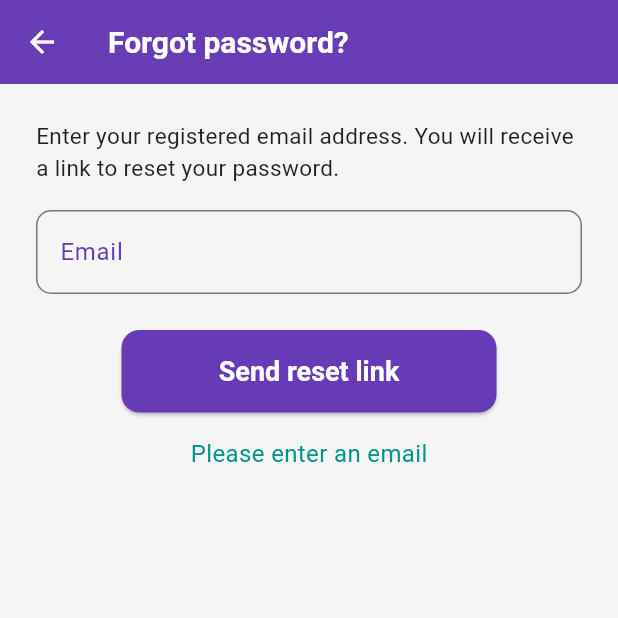
After one commit to Quinten1995/atyourservice, a Flutter app: the PasswortVergessenScreen screen opened directly, after a tap on "Send reset link", on a phone screen of 412 x 824 dp, the top half of it. The commit adds this screen. Run offline on Flutter 3.47's test engine with Material 3 defaults, Android fonts, the light colour scheme and no system bars; our stand-ins replace flutter_rating_bar, google_fonts, image_picker, in_app_purchase, pdf, printing and 1 more; accounts and stored records are empty; network calls fail.

Commit message:
Add Passwort-vergessen-Flow und neuen Passwort-Reset-Screen (Kunde & DL). UI vereinheitlicht, i18n angepasst.

```diff
--- a/lib/l10n/ap_nl.arb
+++ b/lib/l10n/ap_nl.arb
@@ -325,7 +325,13 @@
   "filterAlle": "Alles",
 "filterOffen": "Open",
 "filterLaufend": "Lopend",
-"filterAbgeschlossen": "Afgerond"
+"filterAbgeschlossen": "Afgerond",
+"forgotPasswordButton": "Wachtwoord vergeten?",
+"forgotPasswordInfo": "Voer je geregistreerde e-mailadres in. Je ontvangt een link om je wachtwoord te resetten.",
+"sendResetLinkButton": "Reset-link versturen",
+"resetMailSent": "De link is verstuurd. Controleer je inbox!"
+
+
 
 
 
--- a/lib/l10n/app_de.arb
+++ b/lib/l10n/app_de.arb
@@ -333,7 +333,13 @@
   "filterAlle": "Alle",
 "filterOffen": "Offen",
 "filterLaufend": "Laufend",
-"filterAbgeschlossen": "Abgeschlossen"
+"filterAbgeschlossen": "Abgeschlossen",
+"forgotPasswordButton": "Passwort vergessen?",
+"forgotPasswordInfo": "Gib deine registrierte E-Mail-Adresse ein. Du erhältst einen Link zum Zurücksetzen deines Passworts.",
+"sendResetLinkButton": "Reset-Link senden",
+"resetMailSent": "Link wurde versendet. Prüfe dein Postfach!"
+
+
 
 
 
--- a/lib/l10n/app_en.arb
+++ b/lib/l10n/app_en.arb
@@ -335,7 +335,12 @@
   "filterAlle": "All",
 "filterOffen": "Open",
 "filterLaufend": "Ongoing",
-"filterAbgeschlossen": "Completed"
+"filterAbgeschlossen": "Completed",
+"forgotPasswordButton": "Forgot password?",
+"forgotPasswordInfo": "Enter your registered email address. You will receive a link to reset your password.",
+"sendResetLinkButton": "Send reset link",
+"resetMailSent": "Link has been sent. Please check your inbox!"
+
 
 
 
--- a/lib/l10n/app_it.arb
+++ b/lib/l10n/app_it.arb
@@ -333,7 +333,13 @@
   "filterAlle": "Tutti",
 "filterOffen": "Aperto",
 "filterLaufend": "In corso",
-"filterAbgeschlossen": "Completato"
+"filterAbgeschlossen": "Completato",
+"forgotPasswordButton": "Hai dimenticato la password?",
+"forgotPasswordInfo": "Inserisci il tuo indirizzo e-mail registrato. Riceverai un link per reimpostare la password.",
+"sendResetLinkButton": "Invia link di reset",
+"resetMailSent": "Il link è stato inviato. Controlla la tua casella di posta!"
+
+
 
 
 
--- a/lib/l10n/app_localizations.dart
+++ b/lib/l10n/app_localizations.dart
@@ -2042,6 +2042,30 @@ abstract class AppLocalizations {
   /// In en, this message translates to:
   /// **'Ongoing'**
   String get filterLaufend;
+
+  /// No description provided for @forgotPasswordButton.
+  ///
+  /// In en, this message translates to:
+  /// **'Forgot password?'**
+  String get forgotPasswordButton;
+
+  /// No description provided for @forgotPasswordInfo.
+  ///
+  /// In en, this message translates to:
+  /// **'Enter your registered email address. You will receive a link to reset your password.'**
+  String get forgotPasswordInfo;
+
+  /// No description provided for @sendResetLinkButton.
+  ///
+  /// In en, this message translates to:
+  /// **'Send reset link'**
+  String get sendResetLinkButton;
+
+  /// No description provided for @resetMailSent.
+  ///
+  /// In en, this message translates to:
+  /// **'Link has been sent. Please check your inbox!'**
+  String get resetMailSent;
 }
 
 class _AppLocalizationsDelegate extends LocalizationsDelegate<AppLocalizations> {
--- a/lib/l10n/app_localizations_de.dart
+++ b/lib/l10n/app_localizations_de.dart
@@ -1044,4 +1044,16 @@ class AppLocalizationsDe extends AppLocalizations {
 
   @override
   String get filterLaufend => 'Laufend';
+
+  @override
+  String get forgotPasswordButton => 'Passwort vergessen?';
+
+  @override
+  String get forgotPasswordInfo => 'Gib deine registrierte E-Mail-Adresse ein. Du erhältst einen Link zum Zurücksetzen deines Passworts.';
+
+  @override
+  String get sendResetLinkButton => 'Reset-Link senden';
+
+  @override
+  String get resetMailSent => 'Link wurde versendet. Prüfe dein Postfach!';
 }
--- a/lib/l10n/app_localizations_en.dart
+++ b/lib/l10n/app_localizations_en.dart
@@ -1044,4 +1044,16 @@ class AppLocalizationsEn extends AppLocalizations {
 
   @override
   String get filterLaufend => 'Ongoing';
+
+  @override
+  String get forgotPasswordButton => 'Forgot password?';
+
+  @override
+  String get forgotPasswordInfo => 'Enter your registered email address. You will receive a link to reset your password.';
+
+  @override
+  String get sendResetLinkButton => 'Send reset link';
+
+  @override
+  String get resetMailSent => 'Link has been sent. Please check your inbox!';
 }
--- a/lib/l10n/app_localizations_it.dart
+++ b/lib/l10n/app_localizations_it.dart
@@ -1044,4 +1044,16 @@ class AppLocalizationsIt extends AppLocalizations {
 
   @override
   String get filterLaufend => 'In corso';
+
+  @override
+  String get forgotPasswordButton => 'Hai dimenticato la password?';
+
+  @override
+  String get forgotPasswordInfo => 'Inserisci il tuo indirizzo e-mail registrato. Riceverai un link per reimpostare la password.';
+
+  @override
+  String get sendResetLinkButton => 'Invia link di reset';
+
+  @override
+  String get resetMailSent => 'Il link è stato inviato. Controlla la tua casella di posta!';
 }
--- a/lib/l10n/app_localizations_nl.dart
+++ b/lib/l10n/app_localizations_nl.dart
@@ -1044,4 +1044,16 @@ class AppLocalizationsNl extends AppLocalizations {
 
   @override
   String get filterLaufend => 'Lopend';
+
+  @override
+  String get forgotPasswordButton => 'Wachtwoord vergeten?';
+
+  @override
+  String get forgotPasswordInfo => 'Voer je geregistreerde e-mailadres in. Je ontvangt een link om je wachtwoord te resetten.';
+
+  @override
+  String get sendResetLinkButton => 'Reset-link versturen';
+
+  @override
+  String get resetMailSent => 'De link is verstuurd. Controleer je inbox!';
 }
--- /dev/null
+++ b/lib/screens/passwort_vergessen_screen.dart
@@ -0,0 +1,75 @@
+import 'package:flutter/material.dart';
+import 'package:supabase_flutter/supabase_flutter.dart';
+import '../l10n/app_localizations.dart';
+
+class PasswortVergessenScreen extends StatefulWidget {
+  @override
+  State<PasswortVergessenScreen> createState() => _PasswortVergessenScreenState();
+}
+
+class _PasswortVergessenScreenState extends State<PasswortVergessenScreen> {
+  final _emailController = TextEditingController();
+  bool _sending = false;
+  String? _feedback;
+
+  Future<void> _sendeResetLink() async {
+    final l10n = AppLocalizations.of(context)!;
+    setState(() {
+      _sending = true;
+      _feedback = null;
+    });
+    try {
+      final email = _emailController.text.trim();
+      if (email.isEmpty) {
+        setState(() => _feedback = l10n.emailValidatorEmpty);
+        return;
+      }
+      await Supabase.instance.client.auth.resetPasswordForEmail(email);
+      setState(() => _feedback = l10n.resetMailSent);
+    } catch (e) {
+      setState(() => _feedback = "${l10n.errorPrefix(e.toString())}");
+    } finally {
+      setState(() => _sending = false);
+    }
+  }
+
+  @override
+  Widget build(BuildContext context) {
+    final l10n = AppLocalizations.of(context)!;
+
+    return Scaffold(
+      appBar: AppBar(title: Text(l10n.forgotPasswordButton)),
+      body: Padding(
+        padding: const EdgeInsets.all(24),
+        child: Column(
+          children: [
+            Text(
+              l10n.forgotPasswordInfo,
+              style: const TextStyle(fontSize: 15),
+            ),
+            const SizedBox(height: 18),
+            TextField(
+              controller: _emailController,
+              keyboardType: TextInputType.emailAddress,
+              decoration: InputDecoration(labelText: l10n.emailLabel),
+            ),
+            const SizedBox(height: 24),
+            ElevatedButton(
+              onPressed: _sending ? null : _sendeResetLink,
+              child: _sending
+                  ? const CircularProgressIndicator(color: Colors.white)
+                  : Text(l10n.sendResetLinkButton),
+            ),
+            if (_feedback != null) ...[
+              const SizedBox(height: 16),
+              Text(
+                _feedback!,
+                style: const TextStyle(color: Colors.teal),
+              ),
+            ],
+          ],
+        ),
+      ),
+    );
+  }
+}
```
Also changed, not shown: lib/l10n/app_es.arb (+7 -1 lines), lib/l10n/app_fr.arb (+7 -1 lines), lib/l10n/app_localizations_es.dart (+12 -0 lines), lib/l10n/app_localizations_fr.dart (+12 -0 lines), lib/l10n/app_localizations_tr.dart (+12 -0 lines), lib/l10n/app_tr.arb (+7 -1 lines), lib/screens/dienstleister_dashboard_screen.dart (+98 -17 lines), lib/screens/login_dienstleister_screen.dart (+21 -4 lines), lib/screens/login_kunde_screen.dart (+19 -5 lines).
